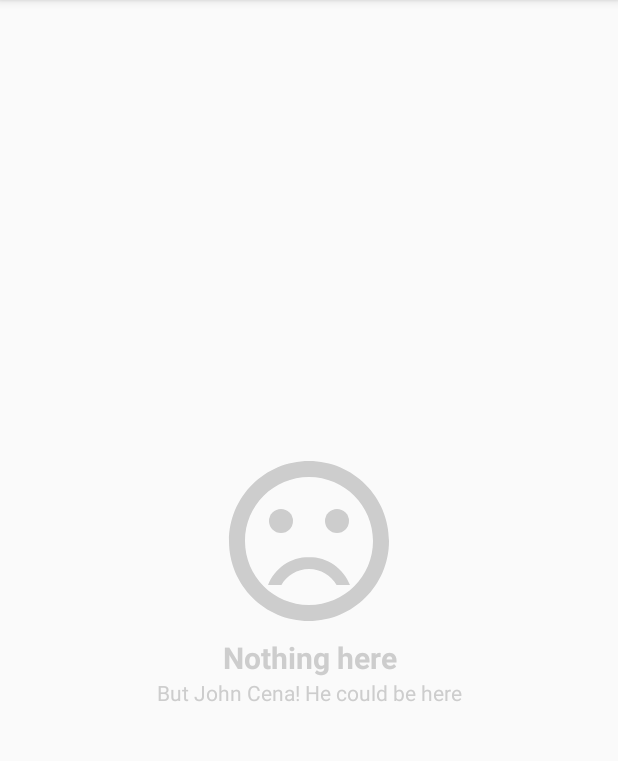
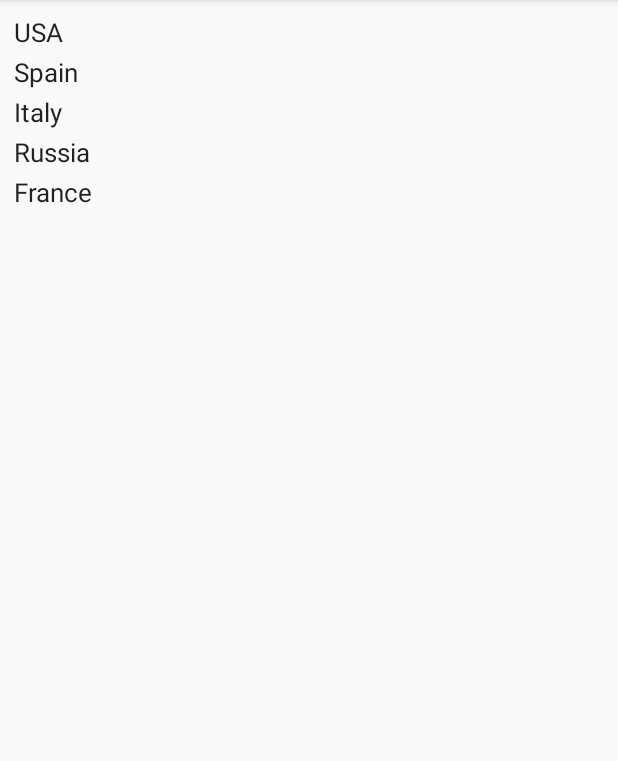
Before and after one commit to corphish/widgets-ktx, an Android app: the screen it shows after launch (MainActivity), on a phone screen of 412 x 824 dp, the part 84-845 px from its top. Run offline under Robolectric (Android 15) with nearby library versions, the phone set to English and light mode, and no system bars.

Commit message:
app: Demo single item adapter
Signed-off-by: corphish <d97.avinaba@gmail.com>

```diff
--- a/app/build.gradle
+++ b/app/build.gradle
@@ -24,6 +24,7 @@ dependencies {
     implementation fileTree(dir: 'libs', include: ['*.jar'])
     implementation 'androidx.appcompat:appcompat:1.1.0'
     implementation project(':widgets-ktx')
+    implementation 'androidx.recyclerview:recyclerview:1.1.0'
     implementation "androidx.core:core-ktx:1.2.0"
     implementation "org.jetbrains.kotlin:kotlin-stdlib-jdk7:$kotlin_version"
 }
--- a/app/src/main/java/com/corphish/keyvalueviewtest/MainActivity.kt
+++ b/app/src/main/java/com/corphish/keyvalueviewtest/MainActivity.kt
@@ -2,11 +2,19 @@ package com.corphish.keyvalueviewtest
 
 import android.os.Bundle
 import androidx.appcompat.app.AppCompatActivity
+import androidx.recyclerview.widget.LinearLayoutManager
+import com.corphish.widgets.ktx.adapters.Adapters
+import kotlinx.android.synthetic.main.activity_main.*
 
 class MainActivity : AppCompatActivity() {
     override fun onCreate(savedInstanceState: Bundle?) {
         super.onCreate(savedInstanceState)
         setContentView(R.layout.activity_main)
+
+        val countryList = listOf("USA", "Spain", "Italy", "Russia", "France")
+
+        recyclerView.layoutManager = LinearLayoutManager(this)
+        recyclerView.adapter = Adapters.singleItemAdapterWith(countryList)
     }
 
     val text: String
--- a/app/src/main/res/layout/activity_main.xml
+++ b/app/src/main/res/layout/activity_main.xml
@@ -1,23 +1,14 @@
 <?xml version="1.0" encoding="utf-8"?>
 <RelativeLayout
     xmlns:android="http://schemas.android.com/apk/res/android"
-    xmlns:app="http://schemas.android.com/apk/res-auto"
     xmlns:tools="http://schemas.android.com/tools"
     android:layout_width="match_parent"
     android:layout_height="match_parent"
     tools:context="com.corphish.keyvalueviewtest.MainActivity">
 
-
-    <com.corphish.widgets.ktx.PlaceholderView
-        android:layout_margin="4dp"
-        app:titleText="Nothing here"
-        app:descriptionText="But John Cena! He could be here"
-        app:titleStyle="bold"
-        app:titleSize="20sp"
-        app:srcCompat="@drawable/ic_sentiment_dissatisfied_black_128dp"
-        app:descriptionSize="14sp"
-        app:viewTint="#cdcdcd"
-        android:layout_width="wrap_content"
+    <androidx.recyclerview.widget.RecyclerView
+        android:layout_width="match_parent"
         android:layout_height="wrap_content"
-        android:layout_centerInParent="true"/>
+        android:layout_margin="8dp"
+        android:id="@+id/recyclerView" />
 </RelativeLayout>
```
